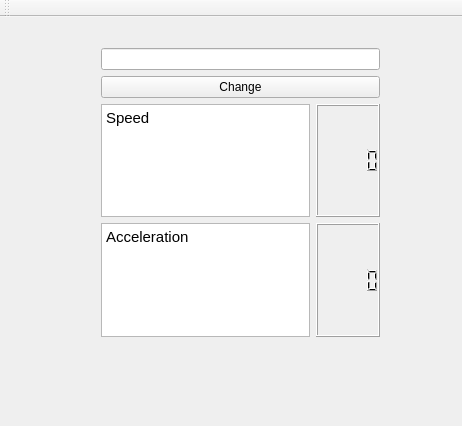
Above: simple_gui/mainwindow.ui from kubapie1/object-oriented-programming before the change. Below: the same form after it.
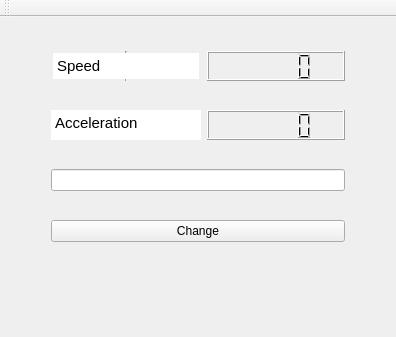
That is the form after the change.

```diff
--- a/simple_gui/mainwindow.ui
+++ b/simple_gui/mainwindow.ui
@@ -6,34 +6,24 @@
    <rect>
     <x>0</x>
     <y>0</y>
-    <width>462</width>
-    <height>426</height>
+    <width>396</width>
+    <height>337</height>
    </rect>
   </property>
   <property name="windowTitle">
    <string>MainWindow</string>
   </property>
   <widget class="QWidget" name="centralWidget">
-   <widget class="QWidget" name="">
+   <widget class="QWidget" name="layoutWidget">
     <property name="geometry">
      <rect>
-      <x>90</x>
-      <y>20</y>
-      <width>301</width>
-      <height>311</height>
+      <x>40</x>
+      <y>0</y>
+      <width>316</width>
+      <height>261</height>
      </rect>
     </property>
     <layout class="QVBoxLayout" name="verticalLayout">
-     <item>
-      <widget class="QLineEdit" name="lineEditDisplacement"/>
-     </item>
-     <item>
-      <widget class="QPushButton" name="pushButton">
-       <property name="text">
-        <string>Change</string>
-       </property>
-      </widget>
-     </item>
      <item>
       <layout class="QHBoxLayout" name="horizontalLayout">
        <property name="spacing">
@@ -41,6 +31,29 @@
        </property>
        <item>
         <widget class="QTextEdit" name="textEdit">
+         <property name="maximumSize">
+          <size>
+           <width>150</width>
+           <height>30</height>
+          </size>
+         </property>
+         <property name="sizeIncrement">
+          <size>
+           <width>0</width>
+           <height>0</height>
+          </size>
+         </property>
+         <property name="font">
+          <font>
+           <kerning>true</kerning>
+          </font>
+         </property>
+         <property name="frameShape">
+          <enum>QFrame::VLine</enum>
+         </property>
+         <property name="readOnly">
+          <bool>true</bool>
+         </property>
          <property name="html">
           <string>&lt;!DOCTYPE HTML PUBLIC &quot;-//W3C//DTD HTML 4.0//EN&quot; &quot;http://www.w3.org/TR/REC-html40/strict.dtd&quot;&gt;
 &lt;html&gt;&lt;head&gt;&lt;meta name=&quot;qrichtext&quot; content=&quot;1&quot; /&gt;&lt;style type=&quot;text/css&quot;&gt;
@@ -51,14 +64,54 @@
         </widget>
        </item>
        <item>
-        <widget class="QLCDNumber" name="lcdNumberSpeed"/>
+        <widget class="QLCDNumber" name="lcdNumberSpeed">
+         <property name="maximumSize">
+          <size>
+           <width>150</width>
+           <height>30</height>
+          </size>
+         </property>
+        </widget>
        </item>
       </layout>
      </item>
      <item>
       <layout class="QHBoxLayout" name="horizontalLayout_2">
+       <property name="sizeConstraint">
+        <enum>QLayout::SetMinimumSize</enum>
+       </property>
        <item>
         <widget class="QTextEdit" name="textEdit_2">
+         <property name="maximumSize">
+          <size>
+           <width>150</width>
+           <height>30</height>
+          </size>
+         </property>
+         <property name="frameShape">
+          <enum>QFrame::VLine</enum>
+         </property>
+         <property name="frameShadow">
+          <enum>QFrame::Sunken</enum>
+         </property>
+         <property name="lineWidth">
+          <number>0</number>
+         </property>
+         <property name="midLineWidth">
+          <number>0</number>
+         </property>
+         <property name="sizeAdjustPolicy">
+          <enum>QAbstractScrollArea::AdjustIgnored</enum>
+         </property>
+         <property name="lineWrapMode">
+          <enum>QTextEdit::WidgetWidth</enum>
+         </property>
+         <property name="lineWrapColumnOrWidth">
+          <number>0</number>
+         </property>
+         <property name="readOnly">
+          <bool>true</bool>
+         </property>
          <property name="html">
           <string>&lt;!DOCTYPE HTML PUBLIC &quot;-//W3C//DTD HTML 4.0//EN&quot; &quot;http://www.w3.org/TR/REC-html40/strict.dtd&quot;&gt;
 &lt;html&gt;&lt;head&gt;&lt;meta name=&quot;qrichtext&quot; content=&quot;1&quot; /&gt;&lt;style type=&quot;text/css&quot;&gt;
@@ -69,10 +122,34 @@
         </widget>
        </item>
        <item>
-        <widget class="QLCDNumber" name="lcdNumberAcceleration"/>
+        <widget class="QLCDNumber" name="lcdNumberAcceleration">
+         <property name="maximumSize">
+          <size>
+           <width>150</width>
+           <height>30</height>
+          </size>
+         </property>
+        </widget>
        </item>
       </layout>
      </item>
+     <item>
+      <widget class="QLineEdit" name="lineEditDisplacement">
+       <property name="cursorPosition">
+        <number>0</number>
+       </property>
+       <property name="alignment">
+        <set>Qt::AlignRight|Qt::AlignTrailing|Qt::AlignVCenter</set>
+       </property>
+      </widget>
+     </item>
+     <item>
+      <widget class="QPushButton" name="pushButton">
+       <property name="text">
+        <string>Change</string>
+       </property>
+      </widget>
+     </item>
     </layout>
    </widget>
   </widget>
```
Left out of the diff: 2 changed lines with no effect on the pictures.
